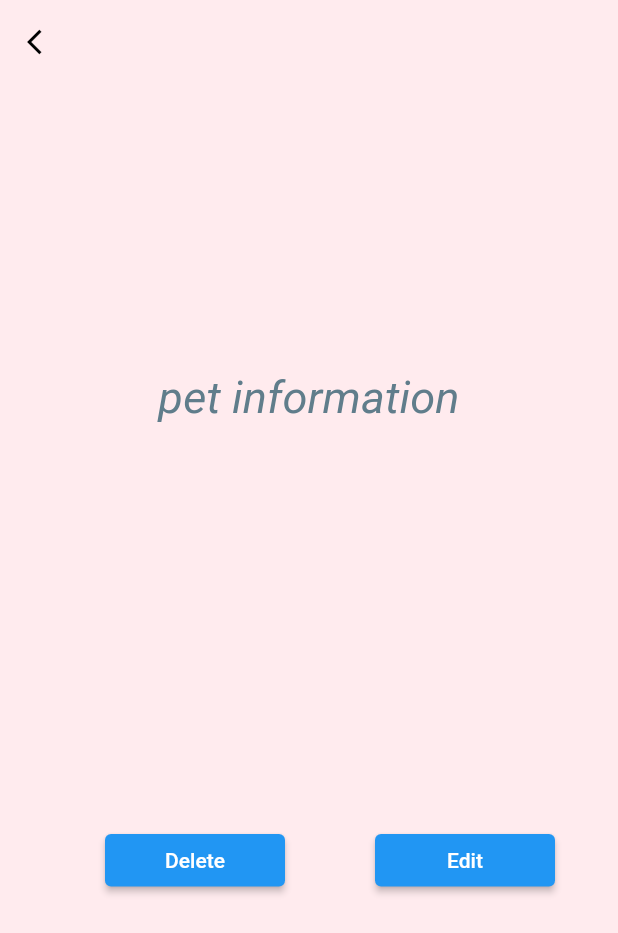
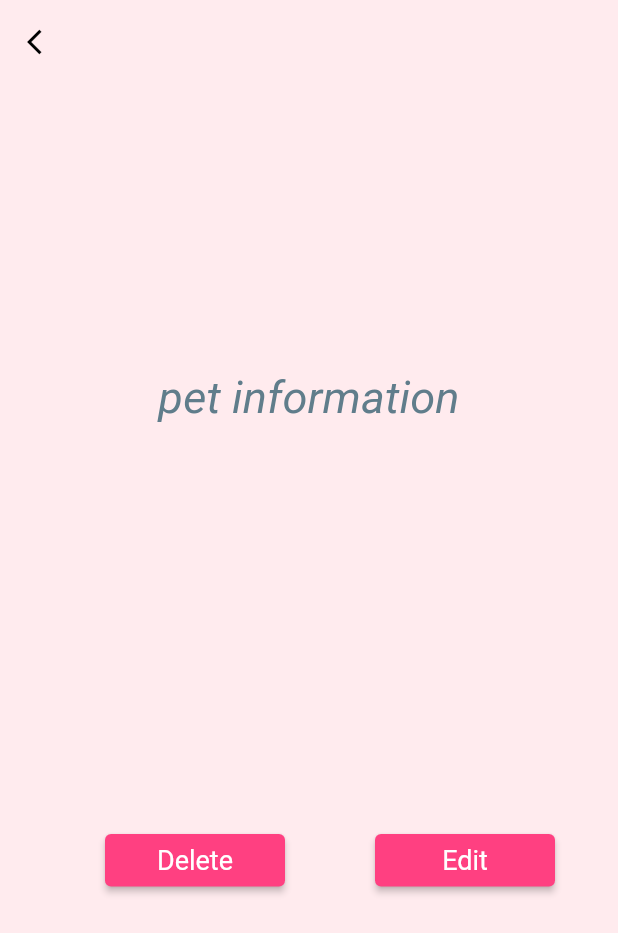
Before and after one commit to Muneerah53/MyPet, a Flutter app: the screen it shows after launch, on a phone screen of 412 x 824 dp. Shown: the top 933 px of the screen. Run offline on Flutter 3.47's test engine with Material 2 defaults, Android fonts, the phone set to English and light mode, and no system bars; our stand-ins replace cloud_firestore, firebase_auth, firebase_core, firebase_database; accounts and stored records are empty.

Commit message:
pets list buttons style

```diff
--- a/lib/main.dart
+++ b/lib/main.dart
@@ -133,15 +133,16 @@ class Home extends StatelessWidget {
                 child: ElevatedButton(onPressed:(){},
                       child:  Text("Edit", style: new TextStyle(  color: Colors.white),
                         textAlign: TextAlign.center,),
-                    ),
+    style: buttons,),
+              ),
 
-              ),
               Container(
                 margin: EdgeInsets.only(top:500,left:70),
                 width: 120, height:35,
                 child: ElevatedButton(onPressed:(){},
                   child:  Text("Delete", style: new TextStyle(  color: Colors.white),
                     textAlign: TextAlign.center,),
+                    style: buttons,
                 ),
 
               ),
@@ -155,7 +156,7 @@ class Home extends StatelessWidget {
 
 
   Widget _buildPetCard(BuildContext context, DocumentSnapshot document ) {
-  if (document['petID'].toString() == 'oiVuGU1TJqnZOH4YnOAl')
+  if (document['petID'].toString() == 'hbYAzdSZNOwxHpCr7fmQ')
     return Card(
         shape: RoundedRectangleBorder(borderRadius: BorderRadius.circular(20.0)),
         child: Container(
--- a/lib/models/global.dart
+++ b/lib/models/global.dart
@@ -2,6 +2,8 @@ import 'package:flutter/material.dart';
 
 TextStyle petCardTitleStyle = new TextStyle( fontSize: 20 , color: Colors.black45,height:1.6,fontStyle: FontStyle.italic);
 TextStyle petCardSubTitleStyle = new TextStyle(fontFamily: 'Gotham', fontSize: 25, color: Colors.black45,);
-
+ButtonStyle buttons = ElevatedButton.styleFrom( primary: Colors.pinkAccent,
+//padding: EdgeInsets.symmetric(horizontal: 50, vertical: 20),
+textStyle: TextStyle(fontSize: 18,));
 TextStyle statusCatStyle = new TextStyle(fontFamily: 'Gotham', fontSize: 25, color: Colors.lightBlue);
 TextStyle statusDogStyle = new TextStyle(fontFamily: 'Gotham',  fontSize: 25, color: Colors.green);
```
